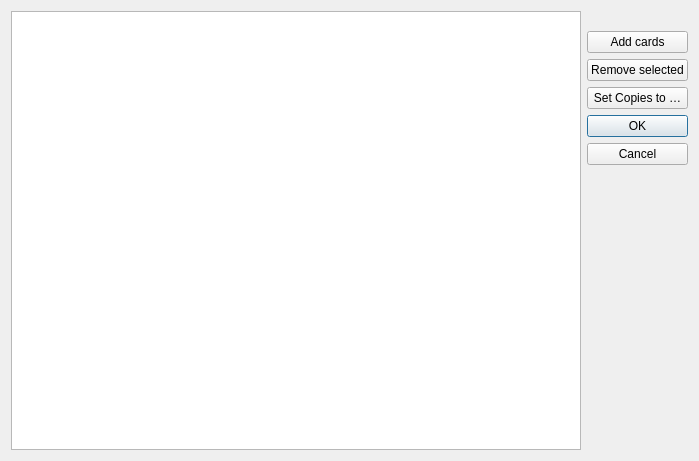
Qt form mtg_proxy_printer/resources/ui/custom_card_import_dialog.ui (luziferius/MTGProxyPrinter) before a commit.
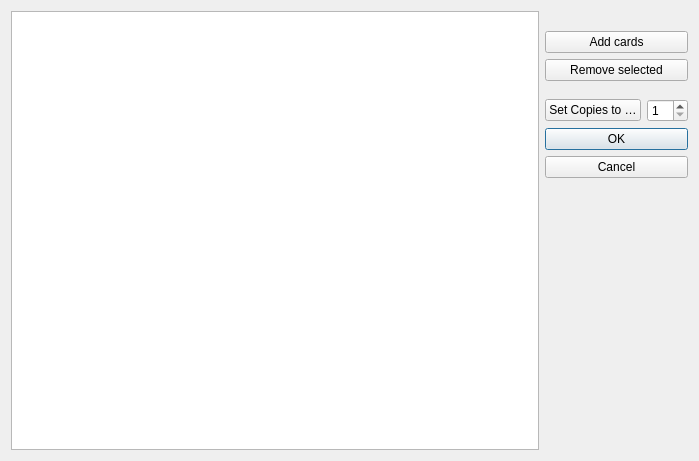
The same form after that commit. Icons and pictures are not drawn. Custom widgets are drawn as their Qt base class.

Commit message:
CustomCardImportDialog: Add spinbox to specify the target copy count when clicking the set copies button.
FossilOrigin-Name: 5e5ef080414eb33afec8b0ff239b66dbaf6577a5ad2b73d274723c7ac4510b83

The edit to the form file:
```diff
--- a/mtg_proxy_printer/resources/ui/custom_card_import_dialog.ui
+++ b/mtg_proxy_printer/resources/ui/custom_card_import_dialog.ui
@@ -14,16 +14,6 @@
    <string>Import custom cards</string>
   </property>
   <layout class="QGridLayout" name="gridLayout">
-   <item row="3" column="3">
-    <widget class="QPushButton" name="remove_selected">
-     <property name="text">
-      <string>Remove selected</string>
-     </property>
-     <property name="icon">
-      <iconset theme="edit-delete"/>
-     </property>
-    </widget>
-   </item>
    <item row="1" column="3">
     <widget class="QLabel" name="image_label">
      <property name="maximumSize">
@@ -37,10 +27,10 @@
      </property>
     </widget>
    </item>
-   <item row="1" column="2" rowspan="8">
+   <item row="1" column="2" rowspan="10">
     <widget class="CardListTableView" name="card_table"/>
    </item>
-   <item row="4" column="3">
+   <item row="6" column="3">
     <widget class="QPushButton" name="set_copies_to">
      <property name="text">
       <string>Set Copies to …</string>
@@ -50,7 +40,34 @@
      </property>
     </widget>
    </item>
-   <item row="5" column="3">
+   <item row="6" column="4">
+    <widget class="QSpinBox" name="card_copies">
+     <property name="minimum">
+      <number>1</number>
+     </property>
+    </widget>
+   </item>
+   <item row="3" column="3" colspan="2">
+    <widget class="QPushButton" name="remove_selected">
+     <property name="text">
+      <string>Remove selected</string>
+     </property>
+     <property name="icon">
+      <iconset theme="edit-delete"/>
+     </property>
+    </widget>
+   </item>
+   <item row="2" column="3" colspan="2">
+    <widget class="QPushButton" name="add_cards">
+     <property name="text">
+      <string>Add cards</string>
+     </property>
+     <property name="icon">
+      <iconset theme="list-add"/>
+     </property>
+    </widget>
+   </item>
+   <item row="7" column="3" colspan="2">
     <widget class="QDialogButtonBox" name="button_box">
      <property name="sizePolicy">
       <sizepolicy hsizetype="Minimum" vsizetype="Expanding">
@@ -66,16 +83,6 @@
      </property>
     </widget>
    </item>
-   <item row="2" column="3">
-    <widget class="QPushButton" name="add_cards">
-     <property name="text">
-      <string>Add cards</string>
-     </property>
-     <property name="icon">
-      <iconset theme="list-add"/>
-     </property>
-    </widget>
-   </item>
   </layout>
  </widget>
  <customwidgets>
```
The commit also changes 1 other file.
